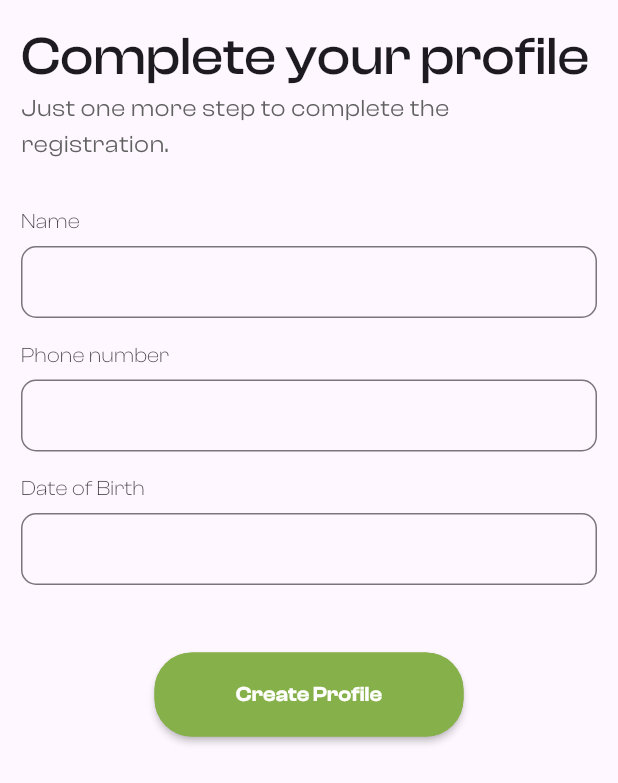
After one commit to The-Powerpuff-Rangers/ecoseva, a Flutter app: the CreateProfile screen opened by its route, after a tap on "Create Profile", on a phone screen of 412 x 824 dp. The commit adds this screen. Shown: the top 783 px of the screen. Run offline on Flutter 3.47's test engine with Material 2 defaults, Android fonts, the phone set to English and light mode, and no system bars; drawn by our look-alikes of auto_size_text; our stand-ins replace dio, flutter_keyboard_visibility, flutter_riverpod, flutter_secure_storage, go_router, pie_chart and 2 more; accounts and stored records are empty; network calls fail.

Commit message:
singup feat

```diff
--- a/ecoseva_app/lib/api/authentication.dart
+++ b/ecoseva_app/lib/api/authentication.dart
@@ -37,17 +37,15 @@ class Authentication {
     }
   }
 
-  Future<AccessToken> signUp(String email, String password) async {
+  Future<AccessToken> signUp(Map<String, dynamic> data) async {
     try {
-      Map<String, dynamic> data = {
-        'email': email,
-        'password': password,
-        'name': 'Test',
-        'dob': '1999-01-01',
-      };
-
       final result = await client.call(RequestType.post, '/register', data);
-      return AccessToken.fromMap(result.data);
+      final tokens = AccessToken.fromMap(result.data);
+      await Future.wait([
+        storage.write(key: 'access', value: tokens.accessToken),
+        storage.write(key: 'refresh', value: tokens.refreshToken),
+      ]);
+      return tokens;
     } on Exception catch (e) {
       log(e.toString());
       rethrow;
--- a/ecoseva_app/lib/routes/route.dart
+++ b/ecoseva_app/lib/routes/route.dart
@@ -1,3 +1,4 @@
+import 'package:ecoseva_app/screens/login/create_profile.dart';
 import 'package:flutter/material.dart';
 import 'package:flutter_riverpod/flutter_riverpod.dart';
 import 'package:go_router/go_router.dart';
@@ -28,8 +29,10 @@ final routeProvider = Provider<GoRouter>((ref) {
         return isAuth ? HomeScreen.routename : LoginScreen.routename;
       }
 
-      final isLoggingIn = state.location == LoginScreen.routename || state.location == SignupScreen.routename;
-      if (isLoggingIn) return isAuth ? HomeScreen.routename : state.location;
+      final isLoggingIn = state.location == LoginScreen.routename ||
+          state.location == SignupScreen.routename ||
+          state.location == CreateProfile.routename;
+      if (isLoggingIn) return isAuth ? HomeScreen.routename : state.subloc;
 
       return isAuth ? null : SplashScreen.routename;
     },
@@ -37,6 +40,10 @@ final routeProvider = Provider<GoRouter>((ref) {
       GoRoute(
         path: '/',
         builder: (context, state) => const SplashScreen(),
+      ),
+      GoRoute(
+        path: '/form-screen',
+        builder: (context, state) => const CreateProfile(),
       ),
       GoRoute(
         path: LoginScreen.routename,
--- /dev/null
+++ b/ecoseva_app/lib/screens/login/create_profile.dart
@@ -0,0 +1,112 @@
+import 'dart:developer';
+
+import 'package:auto_size_text/auto_size_text.dart';
+import 'package:ecoseva_app/api/authentication.dart';
+import 'package:ecoseva_app/providers/auth_providers.dart';
+import 'package:ecoseva_app/routes/route.dart';
+import 'package:ecoseva_app/screens/login/widgets/form_widget.dart';
+import 'package:ecoseva_app/screens/login/widgets/text_field_widget.dart';
+import 'package:ecoseva_app/screens/splash/splash_screen.dart';
+import 'package:flutter/material.dart';
+import 'package:flutter_keyboard_visibility/flutter_keyboard_visibility.dart';
+import 'package:flutter_riverpod/flutter_riverpod.dart';
+
+import '../../common/colors.dart';
+
+final mobileNumberControllerProvider = Provider.autoDispose<TextEditingController>((ref) {
+  return TextEditingController();
+});
+
+final dateofBirthControllerProvider = Provider.autoDispose<TextEditingController>((ref) {
+  return TextEditingController();
+});
+
+final nameControllerProvider = Provider.autoDispose<TextEditingController>((ref) {
+  return TextEditingController();
+});
+
+class CreateProfile extends ConsumerWidget {
+  static const routename = '/form-screen';
+
+  const CreateProfile({super.key});
+
+  @override
+  Widget build(BuildContext context, WidgetRef ref) {
+    final mobileNumber = ref.watch(mobileNumberControllerProvider);
+    final dateofBirth = ref.watch(dateofBirthControllerProvider);
+    final name = ref.watch(nameControllerProvider);
+    final textTheme = Theme.of(context).textTheme;
+    return Scaffold(
+      body: LayoutBuilder(builder: (context, size) {
+        return KeyboardDismissOnTap(
+          dismissOnCapturedTaps: true,
+          child: SafeArea(
+            child: SingleChildScrollView(
+              child: Form(
+                child: Padding(
+                  padding: const EdgeInsets.symmetric(horizontal: 14.0, vertical: 16.0),
+                  child: Column(
+                    mainAxisAlignment: MainAxisAlignment.start,
+                    crossAxisAlignment: CrossAxisAlignment.start,
+                    children: [
+                      AutoSizeText('Complete your profile',
+                          style: textTheme.displaySmall?.copyWith(fontWeight: FontWeight.w500)),
+                      AutoSizeText(
+                        'Just one more step to complete the registration.',
+                        style: textTheme.bodyLarge?.copyWith(color: Colors.grey.shade700),
+                      ),
+                      const SizedBox(height: 30),
+                      FormWidget(
+                        label: 'Name',
+                        controller: name,
+                      ),
+                      FormWidget(label: 'Phone number', controller: mobileNumber, type: TextInputType.number),
+                      FormWidget(
+                        label: 'Date of Birth',
+                        controller: dateofBirth,
+                        type: TextInputType.text,
+                      ),
+                      const SizedBox(height: 30),
+                      Center(
+                        child: MaterialButton(
+                          onPressed: () async {
+                            final data = {
+                              'name': name.text,
+                              'phone': mobileNumber.text,
+                              'dob': dateofBirth.text,
+                              'email': ref.read(textControllerProvider.call('email')).text,
+                              'password': ref.read(textControllerProvider.call('password')).text,
+                            };
+                            log(data.toString());
+
+                            final result = await ref.read(authenticationProvider).signUp(data);
+                            ref.invalidate(authTokenProvider);
+                            ref.read(routeProvider).go(SplashScreen.routename);
+
+                          },
+                          textColor: Colors.white,
+                          textTheme: ButtonTextTheme.primary,
+                          minWidth: size.maxWidth / 2,
+                          padding: const EdgeInsets.all(18),
+                          color: AppColors.parrotGreen,
+                          shape: RoundedRectangleBorder(
+                            borderRadius: BorderRadius.circular(25),
+                            side: BorderSide(color: AppColors.parrotGreen),
+                          ),
+                          child: const Text(
+                            'Create Profile',
+                            style: TextStyle(fontWeight: FontWeight.w600),
+                          ),
+                        ),
+                      ),
+                    ],
+                  ),
+                ),
+              ),
+            ),
+          ),
+        );
+      }),
+    );
+  }
+}
--- a/ecoseva_app/lib/screens/login/signup_screen.dart
+++ b/ecoseva_app/lib/screens/login/signup_screen.dart
@@ -1,15 +1,13 @@
 import 'package:auto_size_text/auto_size_text.dart';
-import 'package:ecoseva_app/providers/auth_providers.dart';
+import 'package:ecoseva_app/screens/login/create_profile.dart';
 import 'package:ecoseva_app/screens/login/widgets/signin_button.dart';
 import 'package:ecoseva_app/screens/login/widgets/text_field_widget.dart';
-import 'package:ecoseva_app/screens/splash/splash_screen.dart';
 import 'package:flutter/gestures.dart';
 import 'package:flutter/material.dart';
 import 'package:flutter_keyboard_visibility/flutter_keyboard_visibility.dart';
 import 'package:flutter_riverpod/flutter_riverpod.dart';
 import 'package:go_router/go_router.dart';
 
-import '../../api/authentication.dart';
 import '../../common/colors.dart';
 import '../../common/login_type.dart';
 import '../../gen/assets.gen.dart';
@@ -35,7 +33,7 @@ class SignupScreen extends ConsumerWidget {
     final passwordController = ref.watch(textControllerProvider('password'));
     final confirmPasswordController = ref.watch(textControllerProvider('confirmPassword'));
     final formKey = ref.watch(_formKeyProvider);
-    final authData = ref.watch(authenticationProvider);
+
     return Scaffold(body: LayoutBuilder(builder: (context, size) {
       return KeyboardDismissOnTap(
         dismissOnCapturedTaps: true,
@@ -83,17 +81,20 @@ class SignupScreen extends ConsumerWidget {
                 ),
                 SignInButton(
                   label: 'Continue',
-                  onTap: () async {
-                    // If the data does not exist. we will spawn a create a new user app.
-                    // But before that spawn the permission screen app.
-                    // If the permission exists, then no need to show them.
+                  onTap: () {
+                    if (passwordController.text != confirmPasswordController.text) {
+                      ScaffoldMessenger.of(context)
+                          .showSnackBar(const SnackBar(content: Text('Passwords do not match')));
+                      return;
+                    }
+
                     final route = GoRouter.of(context);
                     try {
                       if (formKey.currentState!.validate()) {
-                      await authData.signUp(emailController.text, passwordController.text);
+                        // await authData.signUp(emailController.text, passwordController.text);
 
-                        ref.invalidate(authTokenProvider);
-                        route.go(SplashScreen.routename);
+                        // ref.invalidate(authTokenProvider);
+                        route.push(CreateProfile.routename);
                       }
                     } on Exception catch (e) {
                       ScaffoldMessenger.of(context).showSnackBar(SnackBar(content: Text('Error registering: $e')));
--- /dev/null
+++ b/ecoseva_app/lib/screens/login/widgets/form_widget.dart
@@ -0,0 +1,53 @@
+import 'package:auto_size_text/auto_size_text.dart';
+import 'package:flutter/material.dart';
+
+class FormWidget extends StatelessWidget {
+  final String label;
+  final TextInputType type;
+  final int? maxLines;
+  final TextEditingController controller;
+  final bool trailingIcon;
+  const FormWidget({
+    Key? key,
+    this.maxLines,
+    required this.label,
+    this.trailingIcon = false,
+    required this.controller,
+    this.type = TextInputType.text,
+  }) : super(key: key);
+
+  @override
+  Widget build(BuildContext context) {
+    final textTheme = Theme.of(context).textTheme;
+    return Padding(
+      padding: const EdgeInsets.only(bottom: 15.0),
+      child: Column(
+        mainAxisAlignment: MainAxisAlignment.start,
+        crossAxisAlignment: CrossAxisAlignment.start,
+        children: [
+          AutoSizeText(
+            label,
+            style: textTheme.titleSmall?.copyWith(fontWeight: FontWeight.w300),
+          ),
+          const SizedBox(height: 6),
+          TextFormField(
+            autocorrect: true,
+            controller: controller,
+            enableIMEPersonalizedLearning: true,
+            enableSuggestions: true,
+            keyboardType: type,
+            maxLines: maxLines,
+            style: textTheme.titleMedium?.copyWith(fontWeight: FontWeight.w600),
+            decoration: InputDecoration(
+              contentPadding: const EdgeInsets.symmetric(horizontal: 12),
+              border: OutlineInputBorder(
+                borderRadius: BorderRadius.circular(10),
+                borderSide: const BorderSide(color: Colors.black, width: 1),
+              ),
+            ),
+          ),
+        ],
+      ),
+    );
+  }
+}
```
